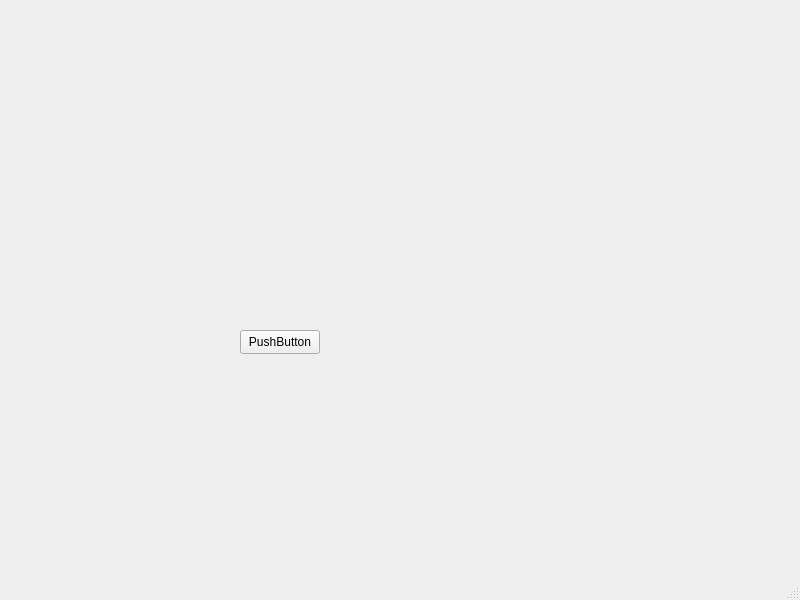
First picture: the form in mainwindow.ui, repository Sunimik1975/ihm_4connect, before the edit.
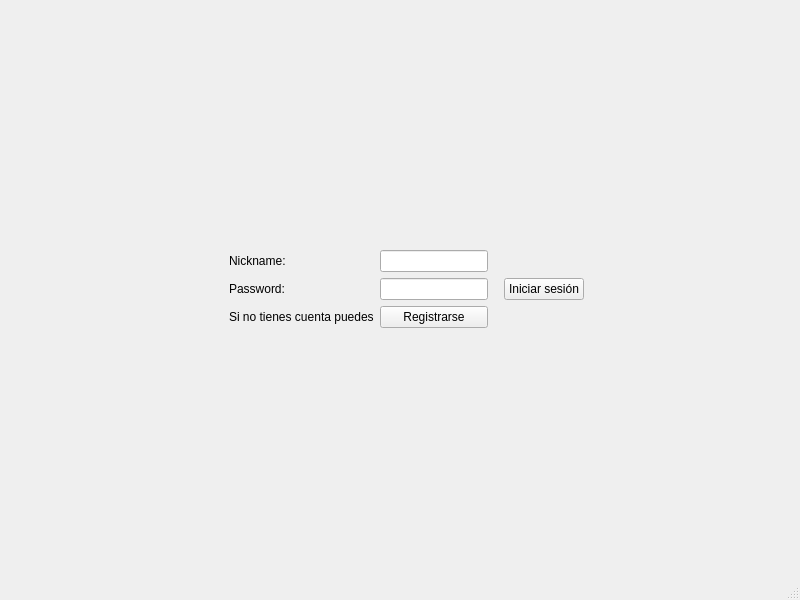
Second picture: the form after the edit.

Diff of the .ui file:
```diff
--- a/mainwindow.ui
+++ b/mainwindow.ui
@@ -14,19 +14,137 @@
    <string>MainWindow</string>
   </property>
   <widget class="QWidget" name="centralwidget">
-   <widget class="QPushButton" name="registerButtonM">
-    <property name="geometry">
-     <rect>
-      <x>240</x>
-      <y>330</y>
-      <width>80</width>
-      <height>24</height>
-     </rect>
-    </property>
-    <property name="text">
-     <string>PushButton</string>
-    </property>
-   </widget>
+   <layout class="QVBoxLayout" name="verticalLayout_2">
+    <item>
+     <layout class="QGridLayout" name="gridLayout" rowstretch="1,0,0,0,1" columnstretch="0,0,0,0,0,0,0">
+      <property name="sizeConstraint">
+       <enum>QLayout::SizeConstraint::SetFixedSize</enum>
+      </property>
+      <item row="1" column="1" rowspan="2">
+       <layout class="QVBoxLayout" name="verticalLayout"/>
+      </item>
+      <item row="0" column="0" colspan="6">
+       <spacer name="verticalSpacer_2">
+        <property name="orientation">
+         <enum>Qt::Orientation::Vertical</enum>
+        </property>
+        <property name="sizeType">
+         <enum>QSizePolicy::Policy::MinimumExpanding</enum>
+        </property>
+        <property name="sizeHint" stdset="0">
+         <size>
+          <width>20</width>
+          <height>40</height>
+         </size>
+        </property>
+       </spacer>
+      </item>
+      <item row="1" column="0" rowspan="2">
+       <spacer name="horizontalSpacer_3">
+        <property name="orientation">
+         <enum>Qt::Orientation::Horizontal</enum>
+        </property>
+        <property name="sizeHint" stdset="0">
+         <size>
+          <width>40</width>
+          <height>20</height>
+         </size>
+        </property>
+       </spacer>
+      </item>
+      <item row="1" column="5" rowspan="2">
+       <spacer name="horizontalSpacer">
+        <property name="orientation">
+         <enum>Qt::Orientation::Horizontal</enum>
+        </property>
+        <property name="sizeHint" stdset="0">
+         <size>
+          <width>40</width>
+          <height>20</height>
+         </size>
+        </property>
+       </spacer>
+      </item>
+      <item row="1" column="3" rowspan="2">
+       <layout class="QFormLayout" name="formLayout">
+        <property name="rightMargin">
+         <number>10</number>
+        </property>
+        <item row="0" column="0">
+         <widget class="QLabel" name="NickNameM">
+          <property name="text">
+           <string>Nickname:</string>
+          </property>
+         </widget>
+        </item>
+        <item row="0" column="1">
+         <widget class="QLineEdit" name="nicknameLineEditM"/>
+        </item>
+        <item row="1" column="0">
+         <widget class="QLabel" name="passwordM">
+          <property name="sizePolicy">
+           <sizepolicy hsizetype="Expanding" vsizetype="Expanding">
+            <horstretch>0</horstretch>
+            <verstretch>0</verstretch>
+           </sizepolicy>
+          </property>
+          <property name="text">
+           <string>Password:</string>
+          </property>
+         </widget>
+        </item>
+        <item row="1" column="1">
+         <widget class="QLineEdit" name="passwordLineEditM">
+          <property name="sizePolicy">
+           <sizepolicy hsizetype="Expanding" vsizetype="Expanding">
+            <horstretch>0</horstretch>
+            <verstretch>0</verstretch>
+           </sizepolicy>
+          </property>
+         </widget>
+        </item>
+        <item row="2" column="1">
+         <widget class="QPushButton" name="registerButtonM">
+          <property name="text">
+           <string>Registrarse</string>
+          </property>
+         </widget>
+        </item>
+        <item row="2" column="0">
+         <widget class="QLabel" name="label">
+          <property name="text">
+           <string>Si no tienes cuenta puedes</string>
+          </property>
+         </widget>
+        </item>
+       </layout>
+      </item>
+      <item row="3" column="0" rowspan="2" colspan="6">
+       <spacer name="verticalSpacer">
+        <property name="orientation">
+         <enum>Qt::Orientation::Vertical</enum>
+        </property>
+        <property name="sizeType">
+         <enum>QSizePolicy::Policy::MinimumExpanding</enum>
+        </property>
+        <property name="sizeHint" stdset="0">
+         <size>
+          <width>40</width>
+          <height>60</height>
+         </size>
+        </property>
+       </spacer>
+      </item>
+      <item row="1" column="4" rowspan="2">
+       <widget class="QPushButton" name="loginButton">
+        <property name="text">
+         <string>Iniciar sesión</string>
+        </property>
+       </widget>
+      </item>
+     </layout>
+    </item>
+   </layout>
   </widget>
   <widget class="QMenuBar" name="menubar">
    <property name="geometry">
```
